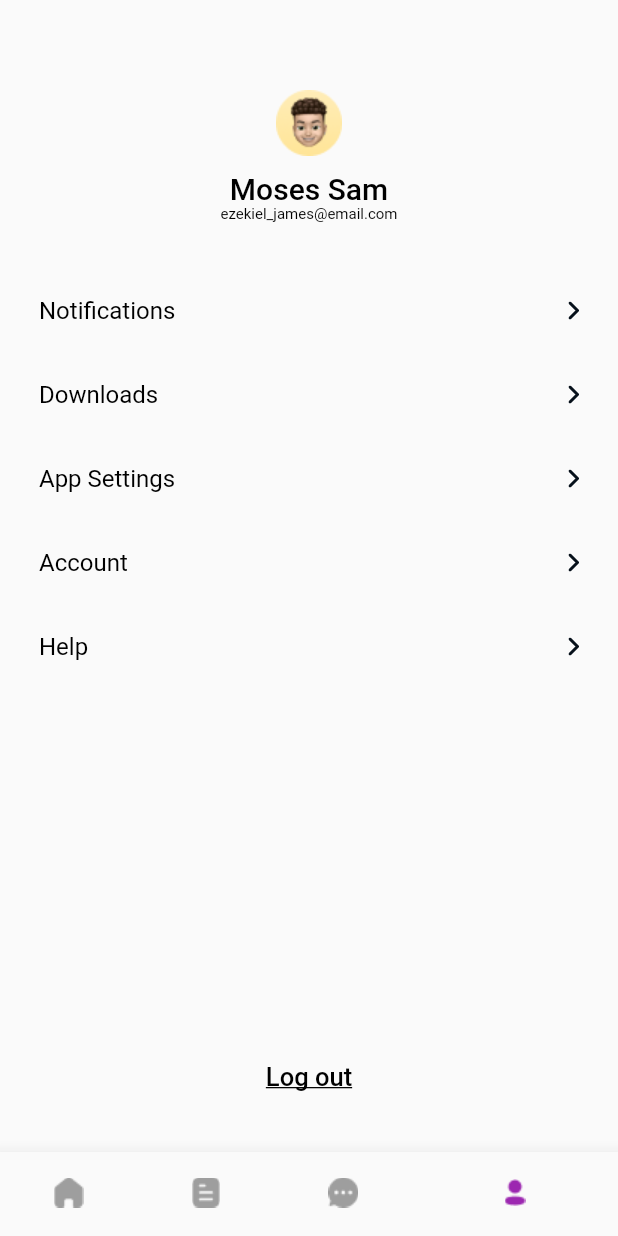
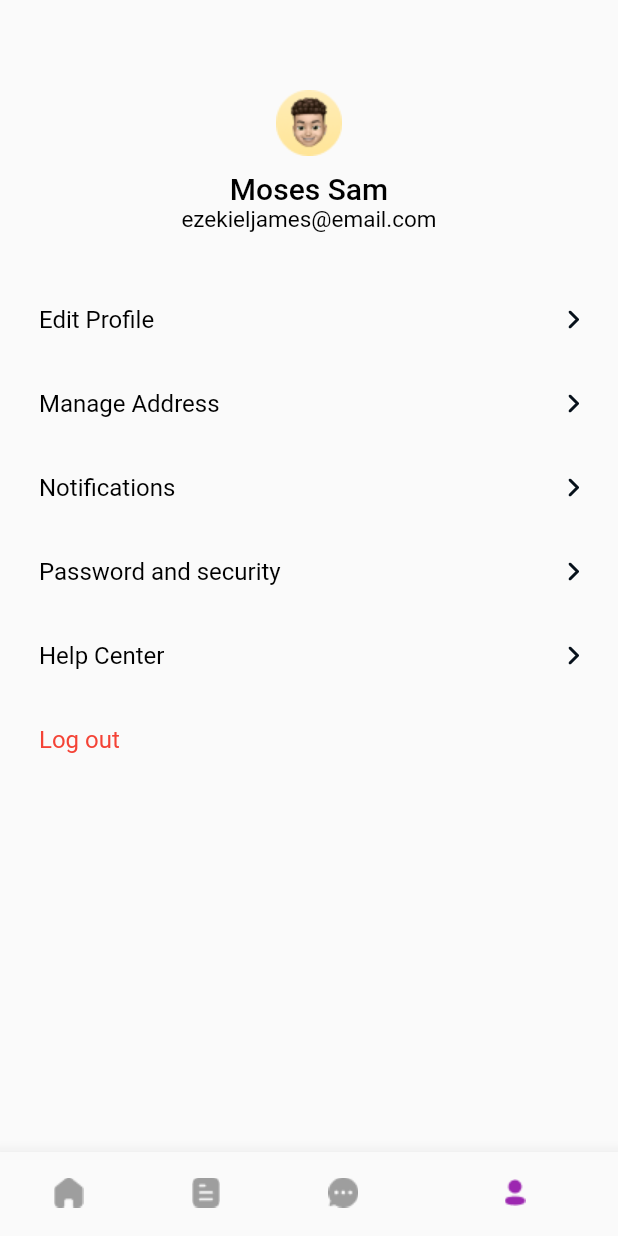
Before and after one commit to iyamujoshua/new_ondemand, a Flutter app: the ButtomNavigation screen opened by its route, item 4 of the bottom bar chosen, on a phone screen of 412 x 824 dp. Run offline on Flutter 3.47's test engine with Material 2 defaults, Android fonts, the light colour scheme and no system bars; our stand-ins replace flutter_svg, font_awesome_flutter, intl_phone_field, smooth_page_indicator; missing offline and left inert: custom_signin_buttons.

Commit message:
finished profile edit

```diff
--- a/lib/screens/profile/profile.dart
+++ b/lib/screens/profile/profile.dart
@@ -42,14 +42,15 @@ class _profileState extends State<profile> {
                       fontWeight: FontWeight.w500,
                       fontSize: 20)),
 
+
             ),
 
              Center(
-              child: Text("ezekiel_james@email.com",
+              child: Text("ezekieljames@email.com",
                   style: TextStyle(
                       color: Colors.black,
                       // fontWeight: FontWeight.w500,
-                      fontSize: 10)),
+                      fontSize: 15)),
 
             ),
             SizedBox(
@@ -75,8 +76,9 @@ class _profileState extends State<profile> {
               height: 20,
             ),
             ListTile(
+              // leading: IconButton(icon: Image.asset('asset/Vector.png'), onPressed: () {},),
               title: Text(
-                "Notifications",
+                "Edit Profile",
                 style: TextStyle(fontSize: 16, color: Colors.black),
               ),
               trailing: SvgPicture.asset(
@@ -88,7 +90,7 @@ class _profileState extends State<profile> {
             ),
             ListTile(
               title: Text(
-                "Downloads",
+                "Manage Address",
                 style: TextStyle(fontSize: 16, color: Colors.black),
               ),
               trailing: SvgPicture.asset(
@@ -100,7 +102,7 @@ class _profileState extends State<profile> {
             ),
             ListTile(
               title: Text(
-                "App Settings",
+                "Notifications",
                 style: TextStyle(fontSize: 16, color: Colors.black),
               ),
               trailing: SvgPicture.asset(
@@ -113,7 +115,7 @@ class _profileState extends State<profile> {
             ),
             ListTile(
               title: Text(
-                "Account",
+                "Password and security",
                 style: TextStyle(fontSize: 16, color: Colors.black),
               ),
               trailing: SvgPicture.asset(
@@ -122,30 +124,43 @@ class _profileState extends State<profile> {
             ),
             ListTile(
               title: Text(
-                "Help",
+                "Help Center",
                 style: TextStyle(fontSize: 16, color: Colors.black),
               ),
               trailing: SvgPicture.asset(
                 "asset/svarrow.svg",
               ),
             ),
-            Expanded(child: Container()),
-            InkWell(
+
+             ListTile(
+              title: Text(
+                "Log out",
+                style: TextStyle(fontSize: 16, color: Colors.red),
+              ),
               onTap: () {
                 Navigator.pushNamed(context, '/Login');
               },
-              child: Center(
-                child: Text(
-                  "Log out",
-                  style: TextStyle(
-                      decoration: TextDecoration.underline,
-                      fontSize: 17,
-                      fontWeight: FontWeight.w500,
-                      color: Colors.black),
-                  textAlign: TextAlign.center,
-                ),
-              ),
+              // trailing: SvgPicture.asset(
+              //   "asset/svarrow.svg",
+              // ),
             ),
+            // Expanded(child: Container()),
+            // InkWell(
+            //   onTap: () {
+            //     Navigator.pushNamed(context, '/Login');
+            //   },
+            //   child: Center(
+            //     child: Text(
+            //       "Log out",
+            //       style: TextStyle(
+            //           decoration: TextDecoration.underline,
+            //           fontSize: 17,
+            //           fontWeight: FontWeight.w500,
+            //           color: Colors.black),
+            //       textAlign: TextAlign.center,
+            //     ),
+            //   ),
+            // ),
             SizedBox(
               height: 30,
             ),
```
